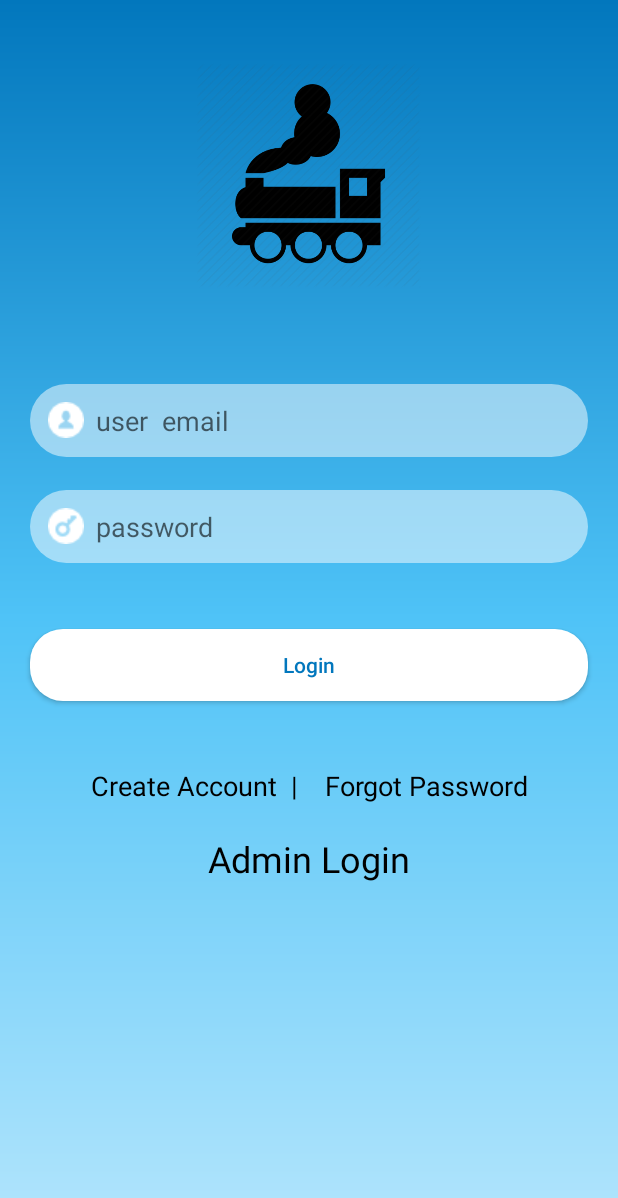
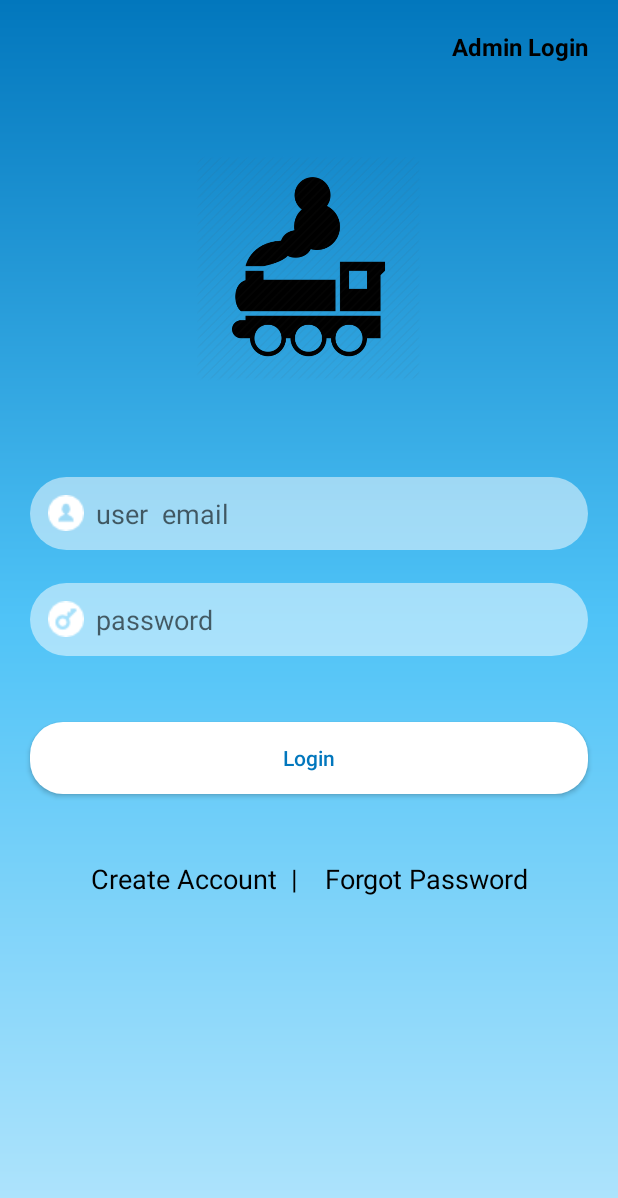
Before and after one commit to PraSoonGosWami/railwayReservation, an Android app: the screen it shows after launch (LoginActivity), on a phone screen of 412 x 824 dp. Shown: the top 1198 px of the screen. Run offline under Robolectric (Android 15) with nearby library versions, the phone set to English and light mode, and no system bars; our stand-ins replace Firebase (no records; nobody signed in at launch, a user with empty details on screens opened directly); libraries missing offline, so code that uses them is left out: br.com.simplepass; plain views replace CircularProgressButton; 9 statements that could not run were skipped.

Commit message:
TODO: Admin Side

```diff
--- a/app/src/main/java/com/invaderx/railway/auth/AdminLogin.java
+++ b/app/src/main/java/com/invaderx/railway/auth/AdminLogin.java
@@ -121,7 +121,7 @@ public class AdminLogin extends AppCompatActivity implements View.OnClickListene
         viewAnimator();
         if (mAuth.getCurrentUser() != null) {
             finish();
-            startActivity(new Intent(this, TrainSearchActivity.class));
+            startActivity(new Intent(this, TrainDetailsActivity.class));
         }
     }
 
@@ -134,7 +134,7 @@ public class AdminLogin extends AppCompatActivity implements View.OnClickListene
         viewAnimator();
         if (mAuth.getCurrentUser() != null) {
             finish();
-            startActivity(new Intent(this, TrainSearchActivity.class));
+            startActivity(new Intent(this, TrainDetailsActivity.class));
         }
     }
 
--- a/app/src/main/res/layout/activity_login.xml
+++ b/app/src/main/res/layout/activity_login.xml
@@ -10,7 +10,8 @@
 
     <ScrollView
         android:layout_width="match_parent"
-        android:layout_height="match_parent">
+        android:layout_height="match_parent"
+        android:layout_below="@+id/admin_login_text_view">
         <LinearLayout
             android:layout_width="match_parent"
             android:layout_height="wrap_content"
@@ -111,21 +112,26 @@
 
             </LinearLayout>
 
-            <TextView
-                android:id="@+id/admin_login_text_view"
-                android:layout_width="match_parent"
-                android:layout_height="wrap_content"
-                android:layout_margin="16dp"
-                android:gravity="center_horizontal"
-                android:text="Admin Login"
-                android:textAppearance="@style/Base.TextAppearance.AppCompat.Medium"
-                android:textColor="@color/colorAccent"
-                android:textSize="24sp" />
+
 
         </LinearLayout>
 
     </ScrollView>
 
+    <TextView
+        android:id="@+id/admin_login_text_view"
+        android:layout_width="wrap_content"
+        android:layout_height="wrap_content"
+        android:layout_margin="16dp"
+        android:layout_alignParentRight="true"
+        android:text="Admin Login"
+        android:padding="4dp"
+        android:textAppearance="@style/Base.TextAppearance.AppCompat.Medium"
+        android:textColor="@color/colorAccent"
+        android:textStyle="bold"
+        android:background="?android:attr/selectableItemBackground"
+        android:textSize="16sp" />
+
 
 
 </RelativeLayout>
--- a/app/src/main/res/layout/activity_train_details.xml
+++ b/app/src/main/res/layout/activity_train_details.xml
@@ -12,6 +12,8 @@
         android:layout_height="wrap_content"
         android:layout_alignParentRight="true"
         android:layout_alignParentBottom="true"
+        android:backgroundTint="@color/colorWhite"
+        app:fabSize="normal"
         android:layout_margin="16dp"
         android:src="@mipmap/ic_launcher_round" />
 
```
Also changed, not shown: app/src/main/res/layout/activity_admin_login.xml (+17 -11 lines), app/src/main/res/values/styles.xml (line endings or trailing spaces).
